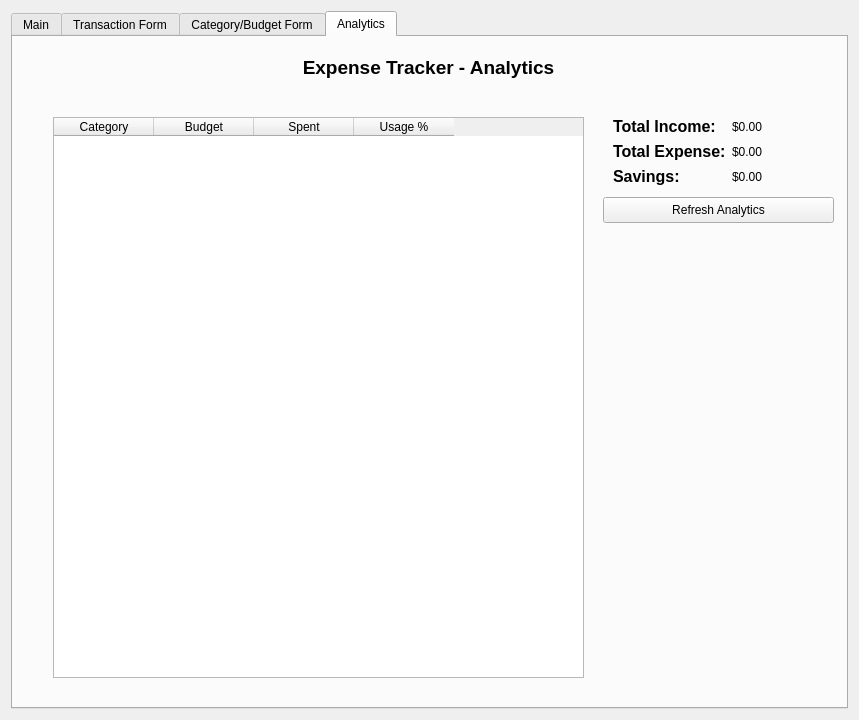
LeoPaquette/ExpenseTracker, file src/GUI.ui: the form before one commit.
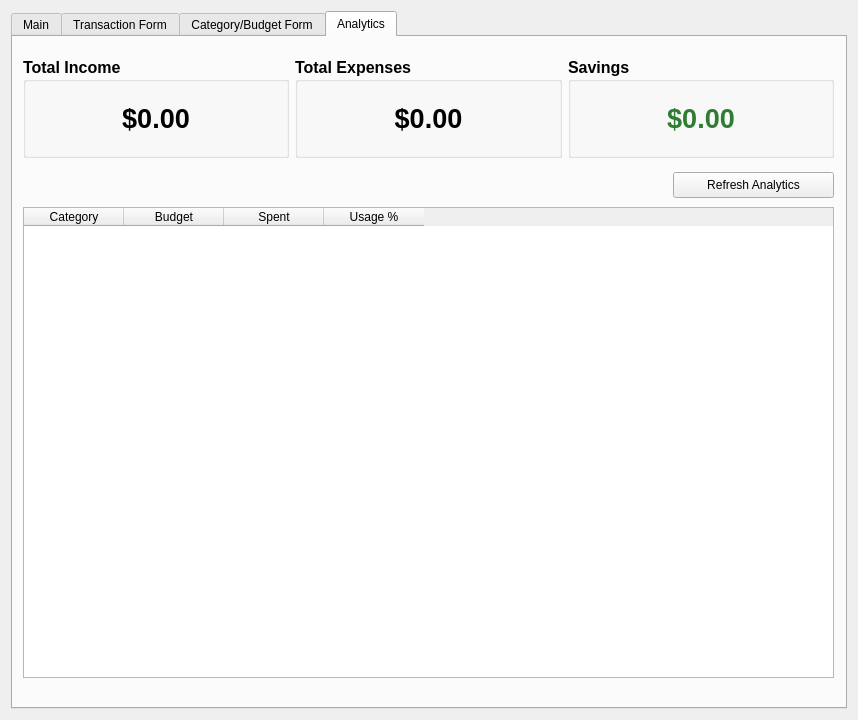
The form after the commit. The open tabs and pages were chosen to show the change.

Commit message: feat: Analytics tab uses a card layout now. Deleted the header labels since they were redundant (we already have the name in the tabs).

Patch:
```diff
--- a/src/GUI.ui
+++ b/src/GUI.ui
@@ -6,15 +6,15 @@
    <rect>
     <x>0</x>
     <y>0</y>
-    <width>859</width>
+    <width>858</width>
     <height>720</height>
    </rect>
   </property>
   <property name="windowTitle">
    <string>Expense Tracker</string>
   </property>
-  <layout class="QGridLayout" name="gridLayout">
-   <item row="0" column="1">
+  <layout class="QHBoxLayout" name="horizontalLayout_2">
+   <item>
     <widget class="QTabWidget" name="tabWidget">
      <property name="currentIndex">
       <number>3</number>
@@ -400,118 +400,18 @@
       <attribute name="title">
        <string>Analytics</string>
       </attribute>
-      <widget class="QLabel" name="labelHeaderAnalytics">
-       <property name="geometry">
-        <rect>
-         <x>10</x>
-         <y>10</y>
-         <width>811</width>
-         <height>41</height>
-        </rect>
-       </property>
-       <property name="font">
-        <font>
-         <pointsize>14</pointsize>
-         <bold>true</bold>
-        </font>
-       </property>
-       <property name="text">
-        <string>Expense Tracker - Analytics</string>
-       </property>
-       <property name="alignment">
-        <set>Qt::AlignmentFlag::AlignCenter</set>
-       </property>
-      </widget>
-      <widget class="QWidget" name="formLayoutWidget_3">
-       <property name="geometry">
-        <rect>
-         <x>600</x>
-         <y>80</y>
-         <width>221</width>
-         <height>81</height>
-        </rect>
-       </property>
-       <layout class="QFormLayout" name="formLayout_3">
-        <item row="0" column="0">
-         <widget class="QLabel" name="labelTotalIncome">
-          <property name="font">
-           <font>
-            <pointsize>12</pointsize>
-            <bold>true</bold>
-            <underline>false</underline>
-           </font>
-          </property>
-          <property name="text">
-           <string>Total Income:</string>
-          </property>
-         </widget>
-        </item>
-        <item row="0" column="1">
-         <widget class="QLabel" name="valueTotalIncome">
-          <property name="font">
-           <font>
-            <pointsize>9</pointsize>
-           </font>
-          </property>
-          <property name="text">
-           <string>$0.00</string>
-          </property>
-          <property name="textFormat">
-           <enum>Qt::TextFormat::AutoText</enum>
-          </property>
-         </widget>
-        </item>
-        <item row="1" column="0">
-         <widget class="QLabel" name="labelTotalExpense">
-          <property name="font">
-           <font>
-            <pointsize>12</pointsize>
-            <bold>true</bold>
-           </font>
-          </property>
-          <property name="text">
-           <string>Total Expense:</string>
-          </property>
-         </widget>
-        </item>
-        <item row="1" column="1">
-         <widget class="QLabel" name="valueTotalExpense">
-          <property name="text">
-           <string>$0.00</string>
-          </property>
-         </widget>
-        </item>
-        <item row="2" column="0">
-         <widget class="QLabel" name="labelTotalSavings">
-          <property name="font">
-           <font>
-            <pointsize>12</pointsize>
-            <bold>true</bold>
-           </font>
-          </property>
-          <property name="text">
-           <string>Savings:</string>
-          </property>
-         </widget>
-        </item>
-        <item row="2" column="1">
-         <widget class="QLabel" name="valueTotalSavings">
-          <property name="text">
-           <string>$0.00</string>
-          </property>
-         </widget>
-        </item>
-       </layout>
-      </widget>
       <widget class="QTableWidget" name="tableBudgetUsage">
        <property name="geometry">
         <rect>
-         <x>40</x>
-         <y>80</y>
-         <width>531</width>
-         <height>561</height>
+         <x>10</x>
+         <y>170</y>
+         <width>811</width>
+         <height>471</height>
         </rect>
        </property>
+       <property name="layoutDirection">
+        <enum>Qt::LayoutDirection::LeftToRight</enum>
+       </property>
        <property name="editTriggers">
         <set>QAbstractItemView::EditTrigger::NoEditTriggers</set>
        </property>
@@ -545,9 +445,9 @@
       <widget class="QPushButton" name="btnRefreshAnalytics">
        <property name="geometry">
         <rect>
-         <x>590</x>
-         <y>160</y>
-         <width>231</width>
+         <x>660</x>
+         <y>135</y>
+         <width>161</width>
          <height>26</height>
         </rect>
        </property>
@@ -555,6 +455,114 @@
         <string>Refresh Analytics</string>
        </property>
       </widget>
+      <widget class="QWidget" name="layoutWidget">
+       <property name="geometry">
+        <rect>
+         <x>10</x>
+         <y>20</y>
+         <width>811</width>
+         <height>101</height>
+        </rect>
+       </property>
+       <layout class="QHBoxLayout" name="horizontalLayout_3">
+        <item>
+         <widget class="QGroupBox" name="groupIncome">
+          <property name="font">
+           <font>
+            <pointsize>12</pointsize>
+            <bold>true</bold>
+           </font>
+          </property>
+          <property name="title">
+           <string>Total Income</string>
+          </property>
+          <layout class="QGridLayout" name="gridIncome">
+           <item row="0" column="0">
+            <widget class="QLabel" name="valueTotalIncome">
+             <property name="font">
+              <font>
+               <pointsize>20</pointsize>
+               <bold>true</bold>
+              </font>
+             </property>
+             <property name="text">
+              <string>$0.00</string>
+             </property>
+             <property name="alignment">
+              <set>Qt::AlignmentFlag::AlignCenter</set>
+             </property>
+            </widget>
+           </item>
+          </layout>
+         </widget>
+        </item>
+        <item>
+         <widget class="QGroupBox" name="groupExpenses">
+          <property name="font">
+           <font>
+            <pointsize>12</pointsize>
+            <bold>true</bold>
+           </font>
+          </property>
+          <property name="title">
+           <string>Total Expenses</string>
+          </property>
+          <layout class="QGridLayout" name="gridExpenses">
+           <item row="0" column="0">
+            <widget class="QLabel" name="valueTotalExpenses">
+             <property name="font">
+              <font>
+               <pointsize>20</pointsize>
+               <bold>true</bold>
+              </font>
+             </property>
+             <property name="text">
+              <string>$0.00</string>
+             </property>
+             <property name="alignment">
+              <set>Qt::AlignmentFlag::AlignCenter</set>
+             </property>
+            </widget>
+           </item>
+          </layout>
+         </widget>
+        </item>
+        <item>
+         <widget class="QGroupBox" name="groupSavings">
+          <property name="font">
+           <font>
+            <pointsize>12</pointsize>
+            <bold>true</bold>
+           </font>
+          </property>
+          <property name="title">
+           <string>Savings</string>
+          </property>
+          <layout class="QGridLayout" name="gridSavings">
+           <item row="0" column="0">
+            <widget class="QLabel" name="valueSavings">
+             <property name="font">
+              <font>
+               <pointsize>20</pointsize>
+               <bold>true</bold>
+              </font>
+             </property>
+             <property name="styleSheet">
+              <string>color: #2e7d32;</string>
+             </property>
+             <property name="text">
+              <string>$0.00</string>
+             </property>
+             <property name="alignment">
+              <set>Qt::AlignmentFlag::AlignCenter</set>
+             </property>
+            </widget>
+           </item>
+          </layout>
+         </widget>
+        </item>
+       </layout>
+      </widget>
      </widget>
     </widget>
    </item>
```
Left out of the diff: 86 changed lines with no effect on the pictures.
